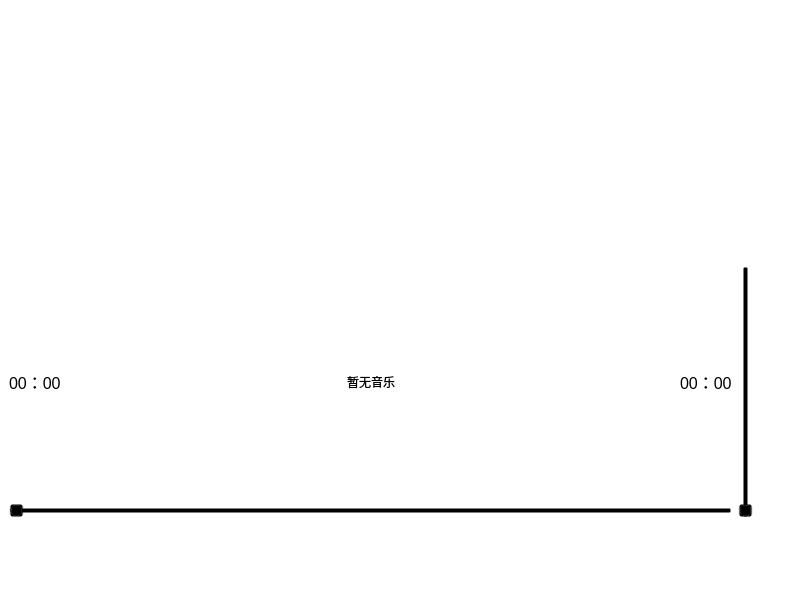
This is MusicPlayer/mainwindow.ui in cyduan/Ai-Yin-Music-Player as Qt 5 draws it before an edit. The edited form follows.
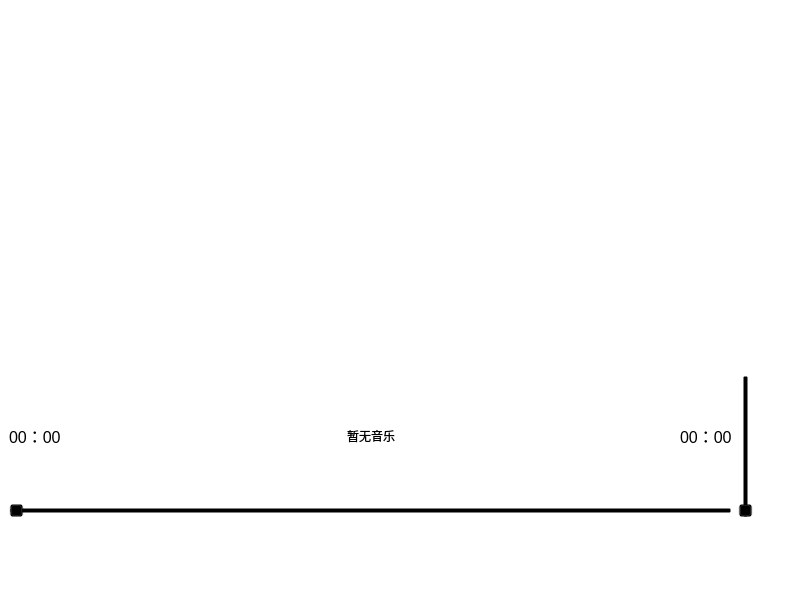
This is the edited form. Icons and pictures are not drawn.

```diff
--- a/MusicPlayer/mainwindow.ui
+++ b/MusicPlayer/mainwindow.ui
@@ -453,7 +453,14 @@
      </widget>
     </item>
     <item row="0" column="0" rowspan="2">
-     <widget class="QListWidget" name="listWidget"/>
+     <widget class="QListWidget" name="listWidget">
+      <property name="minimumSize">
+       <size>
+        <width>600</width>
+        <height>360</height>
+       </size>
+      </property>
+     </widget>
     </item>
     <item row="0" column="2">
      <widget class="QPushButton" name="helpButton">
```
